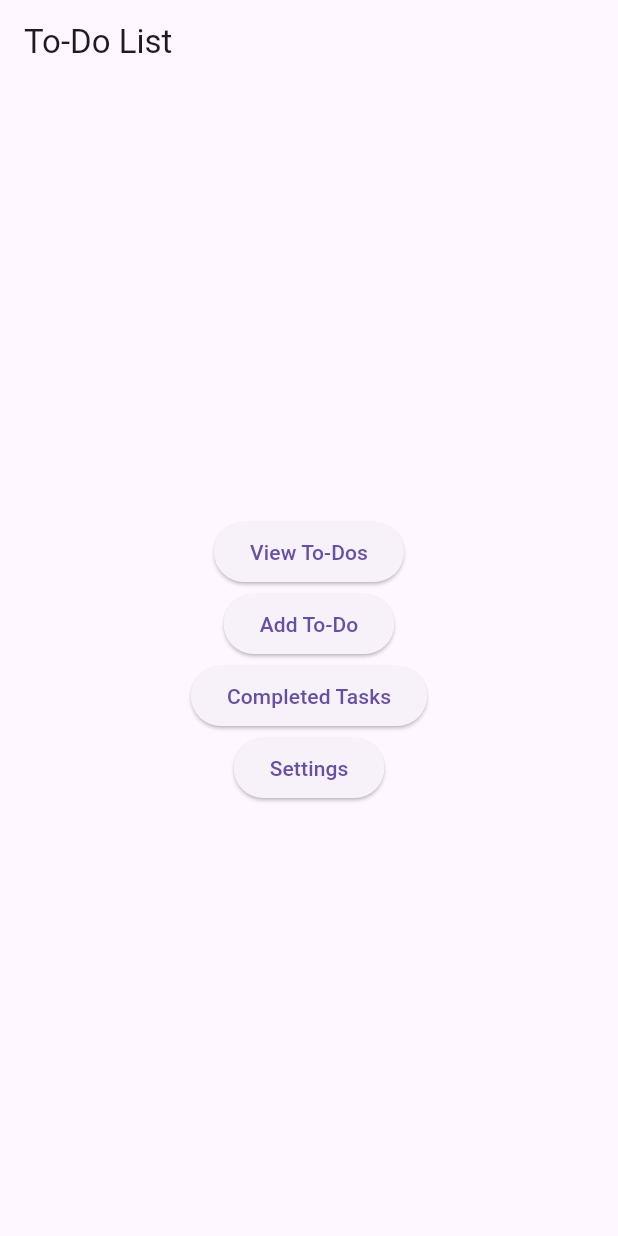
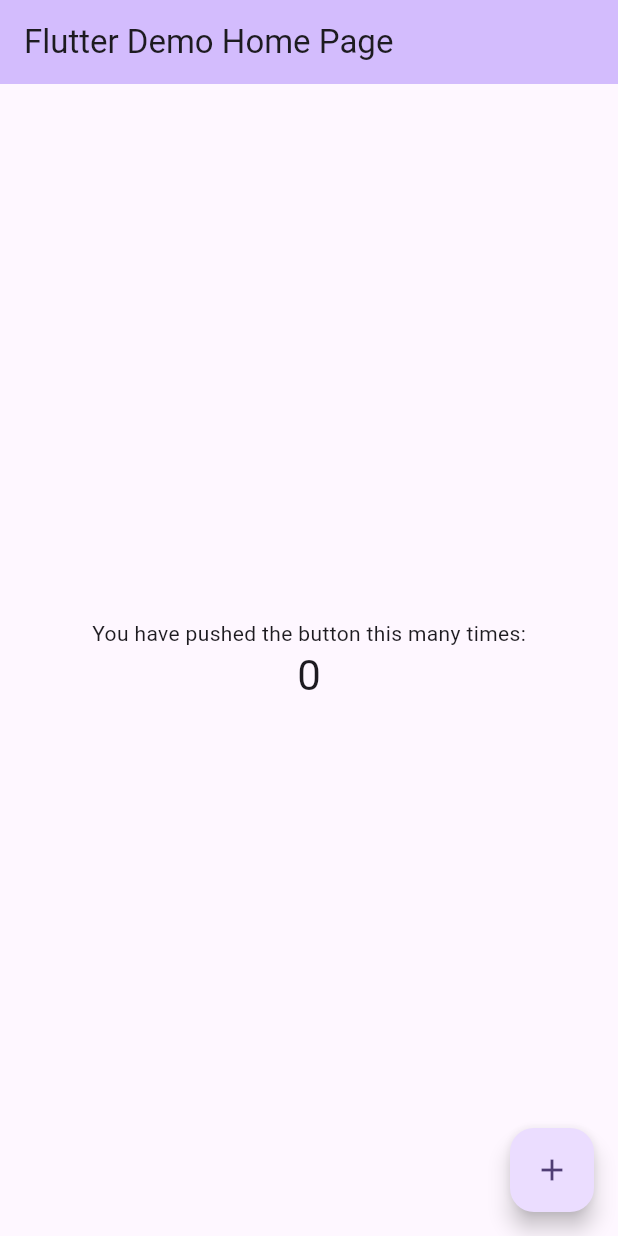
Before and after one commit to zohaibbukhari126/ChallengeZ, a Flutter app: the screen it shows after launch, on a phone screen of 412 x 824 dp. Run offline on Flutter 3.47's test engine with Material 3 defaults, Android fonts, the phone set to English and light mode, and no system bars.

Commit message:
Default code

```diff
--- a/lib/main.dart
+++ b/lib/main.dart
@@ -7,58 +7,119 @@ void main() {
 class MyApp extends StatelessWidget {
   const MyApp({super.key});
 
+  // This widget is the root of your application.
   @override
   Widget build(BuildContext context) {
     return MaterialApp(
-      title: 'To-Do List',
+      title: 'Flutter Demo',
       theme: ThemeData(
-        primarySwatch: Colors.blue,
+        // This is the theme of your application.
+        //
+        // TRY THIS: Try running your application with "flutter run". You'll see
+        // the application has a purple toolbar. Then, without quitting the app,
+        // try changing the seedColor in the colorScheme below to Colors.green
+        // and then invoke "hot reload" (save your changes or press the "hot
+        // reload" button in a Flutter-supported IDE, or press "r" if you used
+        // the command line to start the app).
+        //
+        // Notice that the counter didn't reset back to zero; the application
+        // state is not lost during the reload. To reset the state, use hot
+        // restart instead.
+        //
+        // This works for code too, not just values: Most code changes can be
+        // tested with just a hot reload.
+        colorScheme: ColorScheme.fromSeed(seedColor: Colors.deepPurple),
+        useMaterial3: true,
       ),
-      home: const MainMenu(),
+      home: const MyHomePage(title: 'Flutter Demo Home Page'),
     );
   }
 }
 
-class MainMenu extends StatelessWidget {
-  const MainMenu({super.key});
+class MyHomePage extends StatefulWidget {
+  const MyHomePage({super.key, required this.title});
+
+  // This widget is the home page of your application. It is stateful, meaning
+  // that it has a State object (defined below) that contains fields that affect
+  // how it looks.
+
+  // This class is the configuration for the state. It holds the values (in this
+  // case the title) provided by the parent (in this case the App widget) and
+  // used by the build method of the State. Fields in a Widget subclass are
+  // always marked "final".
+
+  final String title;
+
+  @override
+  State<MyHomePage> createState() => _MyHomePageState();
+}
+
+class _MyHomePageState extends State<MyHomePage> {
+  int _counter = 0;
+
+  void _incrementCounter() {
+    setState(() {
+      // This call to setState tells the Flutter framework that something has
+      // changed in this State, which causes it to rerun the build method below
+      // so that the display can reflect the updated values. If we changed
+      // _counter without calling setState(), then the build method would not be
+      // called again, and so nothing would appear to happen.
+      _counter++;
+    });
+  }
 
   @override
   Widget build(BuildContext context) {
+    // This method is rerun every time setState is called, for instance as done
+    // by the _incrementCounter method above.
+    //
+    // The Flutter framework has been optimized to make rerunning build methods
+    // fast, so that you can just rebuild anything that needs updating rather
+    // than having to individually change instances of widgets.
     return Scaffold(
       appBar: AppBar(
-        title: const Text('To-Do List'),
+        // TRY THIS: Try changing the color here to a specific color (to
+        // Colors.amber, perhaps?) and trigger a hot reload to see the AppBar
+        // change color while the other colors stay the same.
+        backgroundColor: Theme.of(context).colorScheme.inversePrimary,
+        // Here we take the value from the MyHomePage object that was created by
+        // the App.build method, and use it to set our appbar title.
+        title: Text(widget.title),
       ),
       body: Center(
+        // Center is a layout widget. It takes a single child and positions it
+        // in the middle of the parent.
         child: Column(
+          // Column is also a layout widget. It takes a list of children and
+          // arranges them vertically. By default, it sizes itself to fit its
+          // children horizontally, and tries to be as tall as its parent.
+          //
+          // Column has various properties to control how it sizes itself and
+          // how it positions its children. Here we use mainAxisAlignment to
+          // center the children vertically; the main axis here is the vertical
+          // axis because Columns are vertical (the cross axis would be
+          // horizontal).
+          //
+          // TRY THIS: Invoke "debug painting" (choose the "Toggle Debug Paint"
+          // action in the IDE, or press "p" in the console), to see the
+          // wireframe for each widget.
           mainAxisAlignment: MainAxisAlignment.center,
           children: <Widget>[
-            ElevatedButton(
-              onPressed: () {
-                // Navigate to To-Do List Page
-              },
-              child: const Text('View To-Dos'),
+            const Text(
+              'You have pushed the button this many times:',
             ),
-            ElevatedButton(
-              onPressed: () {
-                // Navigate to Add To-Do Item Page
-              },
-              child: const Text('Add To-Do'),
-            ),
-            ElevatedButton(
-              onPressed: () {
-                // Navigate to Completed Tasks Page
-              },
-              child: const Text('Completed Tasks'),
-            ),
-            ElevatedButton(
-              onPressed: () {
-                // Navigate to Settings Page
-              },
-              child: const Text('Settings'),
+            Text(
+              '$_counter',
+              style: Theme.of(context).textTheme.headlineMedium,
             ),
           ],
         ),
       ),
+      floatingActionButton: FloatingActionButton(
+        onPressed: _incrementCounter,
+        tooltip: 'Increment',
+        child: const Icon(Icons.add),
+      ), // This trailing comma makes auto-formatting nicer for build methods.
     );
   }
 }
```
